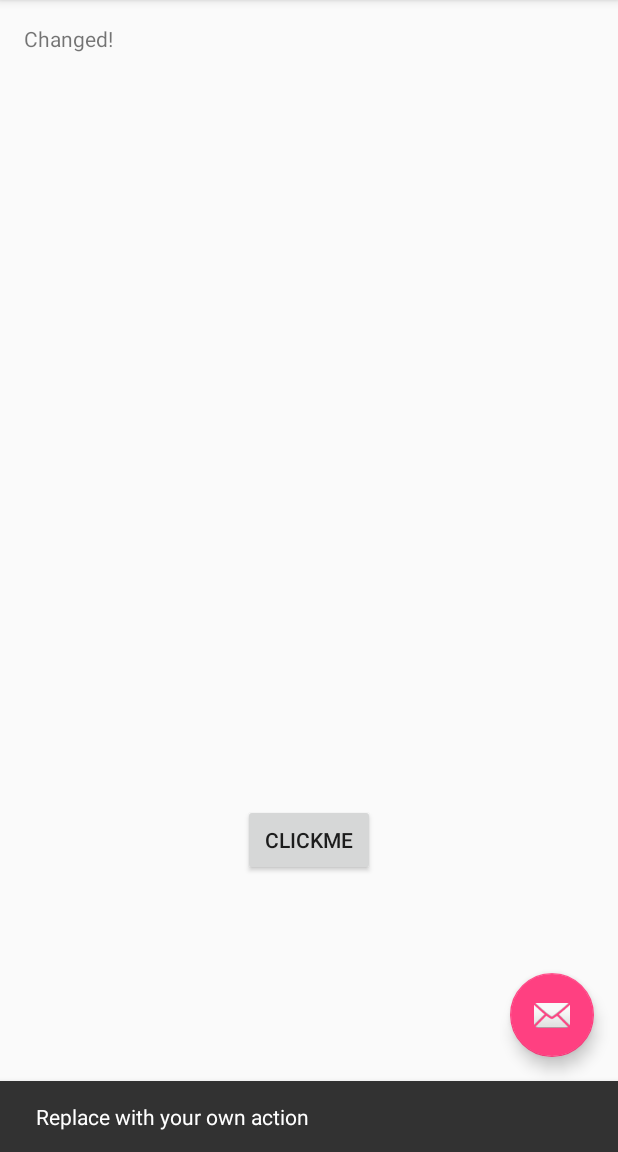
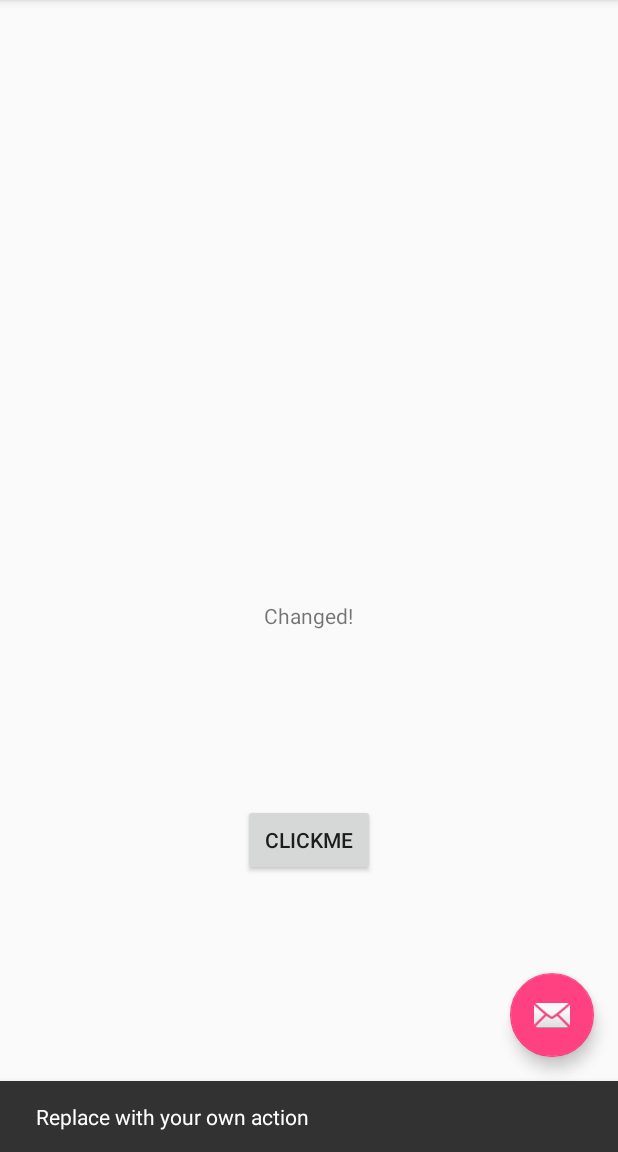
Before and after one commit to MarshallSeid/Roader, an Android app: the screen it shows after launch (MyActivity), after a tap on an icon or button, on a phone screen of 412 x 824 dp, the part 84-1236 px from its top. Run offline under Robolectric (Android 15) with nearby library versions, the phone set to English and light mode, and no system bars; 1 other tap on this screen came first.

Commit message:
Splash screen working (Colors slightly off)

```diff
--- a/app/src/main/java/com/example/marchness/androidappskeleton/MyActivity.java
+++ b/app/src/main/java/com/example/marchness/androidappskeleton/MyActivity.java
@@ -10,6 +10,10 @@ import android.view.Menu;
 import android.view.MenuItem;
 import android.widget.TextView;
 import android.widget.Button;
+//Time
+import android.os.SystemClock;
+import java.util.concurrent.TimeUnit;
+
 
 
 public class MyActivity extends AppCompatActivity {
@@ -17,6 +21,7 @@ public class MyActivity extends AppCompatActivity {
     @Override
     protected void onCreate(Bundle savedInstanceState) {
         super.onCreate(savedInstanceState);
+        SystemClock.sleep(TimeUnit.SECONDS.toMillis(3));
 
         setContentView(R.layout.activity_my);
         Button clicker = (Button) findViewById(R.id.clickButton);
--- /dev/null
+++ b/app/src/main/res/drawable/splash.xml
@@ -0,0 +1,13 @@
+<?xml version="1.0" encoding="utf-8"?>
+<layer-list xmlns:android="http://schemas.android.com/apk/res/android">
+
+    <item
+        android:drawable="@color/minty"/>
+
+    <item>
+        <bitmap
+            android:gravity="center"
+            android:src="@mipmap/roading"/>
+    </item>
+
+</layer-list>
--- a/app/src/main/res/layout/content_my.xml
+++ b/app/src/main/res/layout/content_my.xml
@@ -16,7 +16,10 @@
         android:layout_width="wrap_content"
         android:layout_height="wrap_content"
         android:text="Hello World!"
-        android:id="@+id/textView" />
+        android:id="@+id/textView"
+        android:layout_marginBottom="116dp"
+        android:layout_above="@+id/clickButton"
+        android:layout_centerHorizontal="true" />
 
     <Button
         android:layout_width="wrap_content"
--- a/app/src/main/res/values/colors.xml
+++ b/app/src/main/res/values/colors.xml
@@ -3,4 +3,5 @@
     <color name="colorPrimary">#3F51B5</color>
     <color name="colorPrimaryDark">#303F9F</color>
     <color name="colorAccent">#FF4081</color>
+    <color name="minty">#27ae60</color>
 </resources>
--- a/app/src/main/res/values/styles.xml
+++ b/app/src/main/res/values/styles.xml
@@ -7,6 +7,11 @@
         <item name="colorPrimaryDark">@color/colorPrimaryDark</item>
         <item name="colorAccent">@color/colorAccent</item>
     </style>
+    <!-- Splash Screen -->
+    <style name="SplashTheme" parent="Theme.AppCompat.NoActionBar">
+        <item name="android:windowBackground">@drawable/splash</item>
+    </style>
+
 
     <style name="AppTheme.NoActionBar">
         <item name="windowActionBar">false</item>
```
Also changed, not shown: app/src/main/AndroidManifest.xml (+12 -0 lines), app/src/main/java/com/example/marchness/androidappskeleton/SplashActivity.java (added, +19 -0 lines), app/src/main/res/mipmap-mdpi/roading.png (added), app/src/main/res/mipmap-xhdpi/roading.png (added), app/src/main/res/mipmap-xxhdpi/roading.png (added), app/src/main/res/mipmap-xxxhdpi/roading.png (added).
